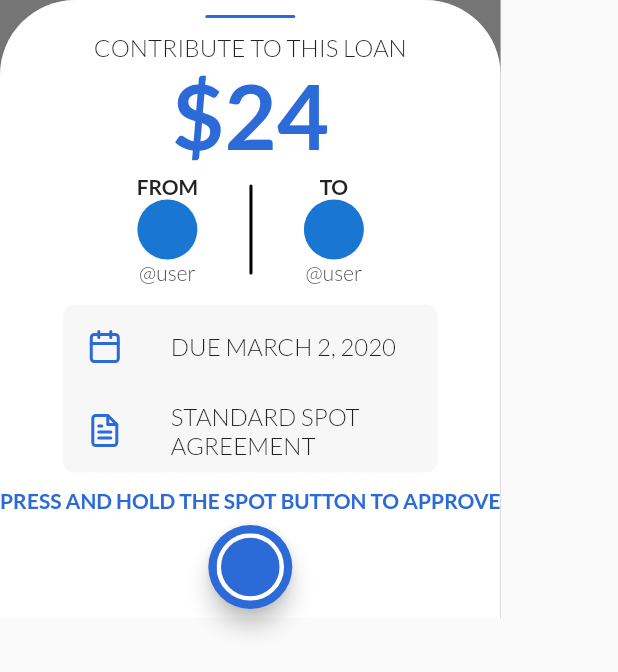
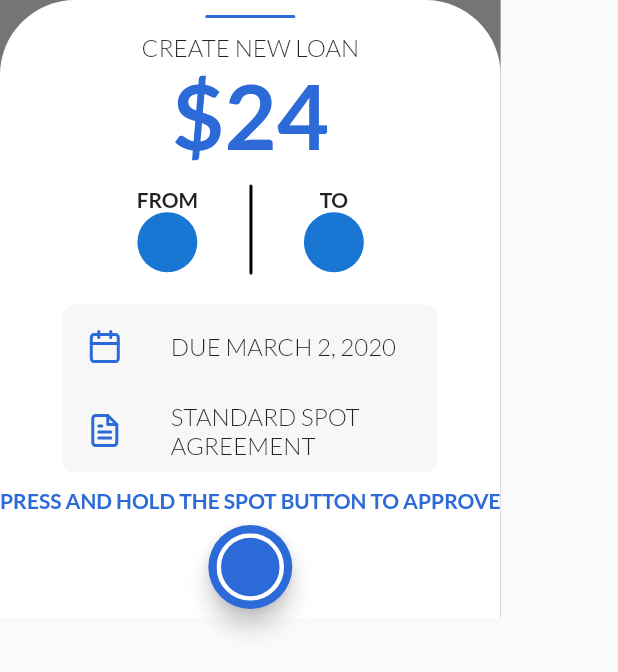
Before and after one commit to dev-perry/Foko-Mobile, a Flutter app: the LendingActionScreen widget shown alone on an empty page, opened directly, on a phone screen of 412 x 824 dp. Shown: the top 672 px of the screen. Run offline on Flutter 3.47's test engine with Material 2 defaults, Android fonts, the phone set to English and light mode, and no system bars; our stand-ins replace cloud_firestore, firebase_storage, flutter_feather_icons, flutter_svg, font_awesome_flutter; accounts and stored records are empty.

Commit message:
Action modal heading altered

```diff
--- a/lib/screens/action.dart
+++ b/lib/screens/action.dart
@@ -22,7 +22,7 @@ class LendingActionScreen extends StatelessWidget {
                   color:Color(0xFFF2C6AD8),
                   borderRadius: BorderRadius.all(Radius.circular(20.0),),
                 ),),),
-            Text('CONTRIBUTE TO THIS LOAN', style: TextStyle(
+            Text('CREATE NEW LOAN', style: TextStyle(
               fontSize: 16.0,
               fontFamily: 'Lato Light',
             ),),
@@ -40,7 +40,6 @@ class LendingActionScreen extends StatelessWidget {
                     children: <Widget>[
                       Text('FROM', style: TextStyle(fontFamily: 'Lato Bold'),),
                       CircleAvatar(),
-                      Text('@user', style: TextStyle(fontFamily: 'Lato Light'),),
                     ],
                   ),
                   Padding(
@@ -56,7 +55,6 @@ class LendingActionScreen extends StatelessWidget {
                     children: <Widget>[
                       Text('TO', style: TextStyle(fontFamily: 'Lato Bold'),),
                       CircleAvatar(),
-                      Text('@user', style: TextStyle(fontFamily: 'Lato Light'),),
                     ],
                   ),
                 ],
```
